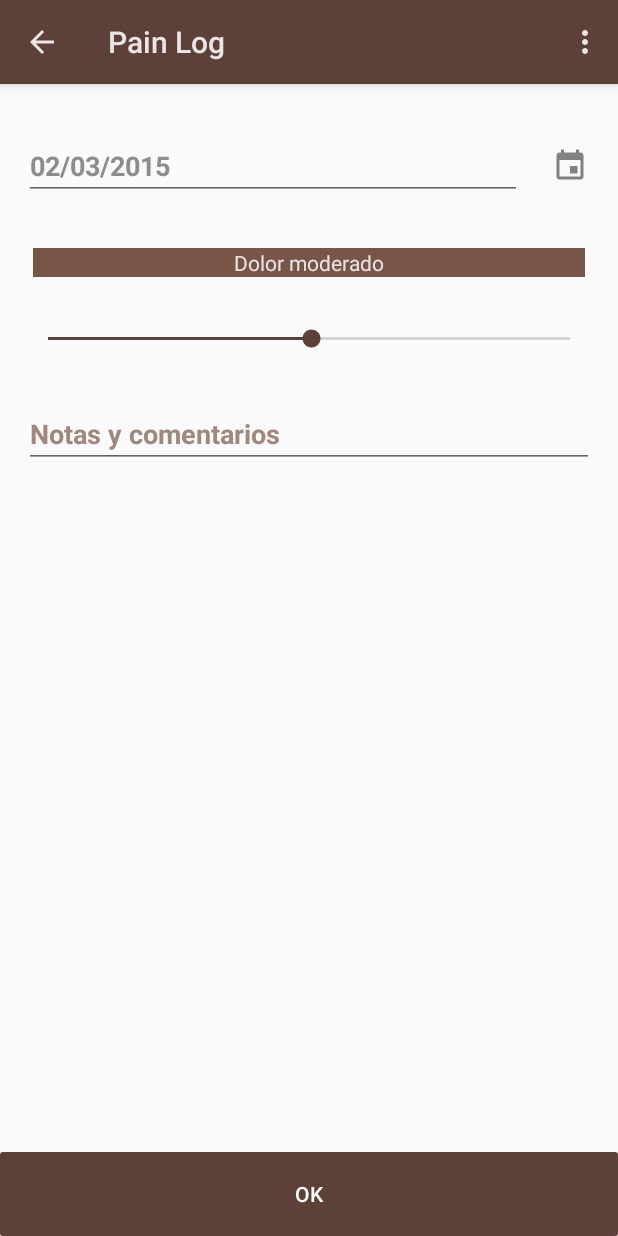
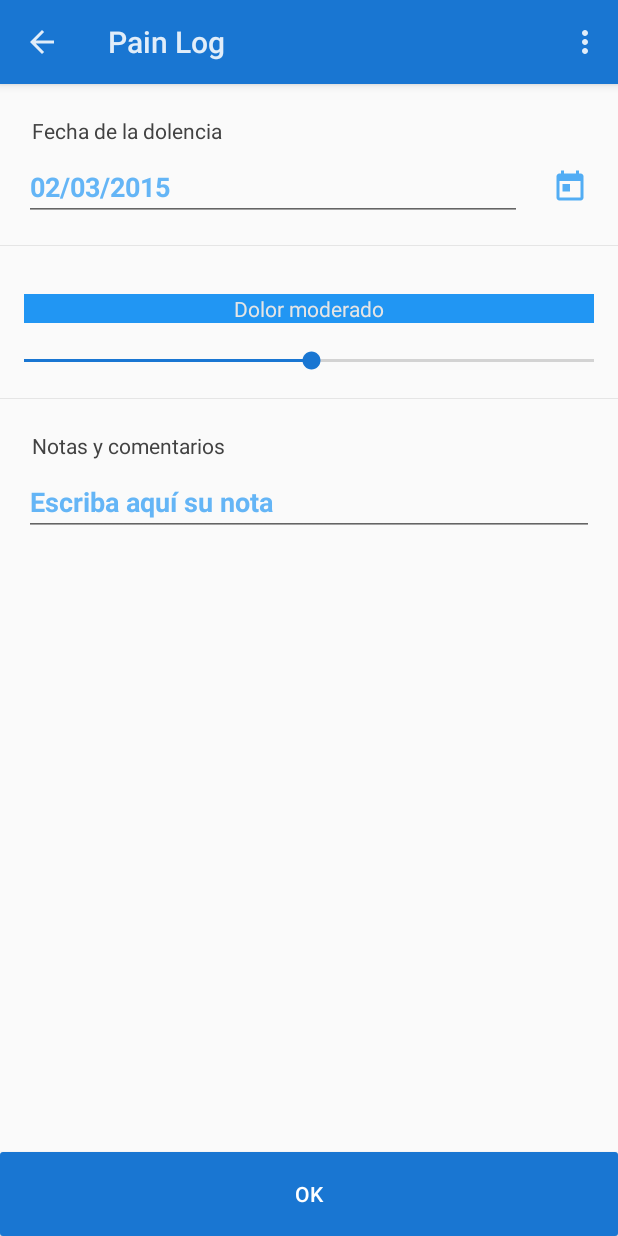
Before and after one commit to rulogarcillan/PainLog, an Android app: the DolActivity screen opened directly, with no data from a screen before it, on a phone screen of 412 x 824 dp. Run offline under Robolectric (Android 15) with nearby library versions, the phone set to English and light mode, and no system bars; libraries missing offline, so code that uses them is left out: com.readystatesoftware.sqliteasset; 5 statements that could not run were skipped.

Commit message:
Cambio de paleta. Opción editar y eliminar log

```diff
--- a/app/src/main/java/com/pain/log/painlog/negocio/DolActivity.java
+++ b/app/src/main/java/com/pain/log/painlog/negocio/DolActivity.java
@@ -29,7 +29,7 @@ import static com.pain.log.painlog.negocio.LogUtils.LOGI;
  */
 public class DolActivity extends BaseActivity {
 
-    private int clave;
+    private int clave, clave_i;
     private String servicio;
     private SeekBar seekBar;
     private Button btnNext;
@@ -37,6 +37,7 @@ public class DolActivity extends BaseActivity {
     private EditText textFecha, textNotas;
     private ActionBar actionBar;
     private LinearLayout viewLay;
+    private Logs item;
     // BBDD
     private MyDatabase myDB; //base de datos
     private Consultas consultas;
@@ -49,48 +50,6 @@ public class DolActivity extends BaseActivity {
         cargaDatos();
         myDB = new MyDatabase(this);
         consultas = new Consultas(this);
-
-        if (servicio.equals("INS")) {
-            actionBar.setTitle(R.string.addLog);
-        } else if (servicio.equals("UPD")) {
-            actionBar.setTitle(R.string.editarTittle);
-        }
-
-        btnNext.setOnClickListener(new View.OnClickListener() {
-            @Override
-            public void onClick(View v) {
-
-                if (isFechaValida(textFecha.getText().toString())){
-                    if (servicio.equals("INS")) {
-                        inserta();
-                    } else if (servicio.equals("UPD")) {
-                        actualiza();
-                    }
-                    finish();
-                }else
-                {
-                    Toast.makeText(DolActivity.this, R.string.errorfecha, Toast.LENGTH_SHORT).show();
-                }
-
-
-            }
-        });
-
-
-        textFecha.setOnClickListener(new View.OnClickListener() {
-            @Override
-            public void onClick(View v) {
-
-                Calendar c = Calendar.getInstance();
-                int mYear = c.get(Calendar.YEAR);
-                int mMonth = c.get(Calendar.MONTH);
-                int mDay = c.get(Calendar.DAY_OF_MONTH);
-                DatePickerDialog dialog = new DatePickerDialog(DolActivity.this,
-                        new mDateSetListener(), mYear, mMonth, mDay);
-                dialog.show();
-            }
-        });
-
 
         seekBar.setOnSeekBarChangeListener(new SeekBar.OnSeekBarChangeListener() {
                                                @Override
@@ -121,6 +80,50 @@ public class DolActivity extends BaseActivity {
                                            }
 
         );
+
+        btnNext.setOnClickListener(new View.OnClickListener() {
+            @Override
+            public void onClick(View v) {
+
+                if (isFechaValida(textFecha.getText().toString())) {
+                    if (servicio.equals("INS")) {
+                        inserta();
+                    } else if (servicio.equals("UPD")) {
+                        actualiza();
+                    }
+                    finish();
+                } else {
+                    Toast.makeText(DolActivity.this, R.string.errorfecha, Toast.LENGTH_SHORT).show();
+                }
+            }
+        });
+
+        textFecha.setOnClickListener(new View.OnClickListener() {
+            @Override
+            public void onClick(View v) {
+
+                Calendar c = Calendar.getInstance();
+                int mYear = c.get(Calendar.YEAR);
+                int mMonth = c.get(Calendar.MONTH);
+                int mDay = c.get(Calendar.DAY_OF_MONTH);
+                DatePickerDialog dialog = new DatePickerDialog(DolActivity.this,
+                        new mDateSetListener(), mYear, mMonth, mDay);
+                dialog.show();
+            }
+        });
+
+
+        //que hacemos
+        if (servicio.equals("INS")) {
+            actionBar.setTitle(R.string.addLog);
+        } else if (servicio.equals("UPD")) {
+            item = consultas.getOneLog(clave_i, clave);
+            actionBar.setTitle(R.string.editarTittle);
+
+            textFecha.setText(item.getFecha());
+            seekBar.setProgress(item.getIntensidad());
+            textNotas.setText(item.getNotas());
+        }
     }
 
 
@@ -145,8 +148,12 @@ public class DolActivity extends BaseActivity {
         viewLay = (LinearLayout) findViewById(R.id.viewLay);
 
         clave = extras.getInt("CLAVE");
+        clave_i = extras.getInt("CLAVE_I");
         LOGI("VALOR CLAVE", Integer.toString(clave));
+        LOGI("VALOR CLAVE_I", Integer.toString(clave_i));
+
         servicio = extras.getString("SERVICIO");
+        LOGI("VALOR SERVICIO", servicio);
 
 
         textFecha.setText(new StringBuilder()
@@ -172,15 +179,19 @@ public class DolActivity extends BaseActivity {
         }
     }
 
-    private void inserta(){
+    private void inserta() {
         Logs item;
         int claveLog = consultas.genKeyIdTablaReg();
         item = new Logs(claveLog, textFecha.getText().toString(), seekBar.getProgress(), textNotas.getText().toString(), clave);
         consultas.addRegistros(item);
-
     }
 
-    private void actualiza(){
+    private void actualiza() {
+
+        item.setFecha(textFecha.getText().toString());
+        item.setIntensidad(seekBar.getProgress());
+        item.setNotas(textNotas.getText().toString());
+        consultas.editlog(item);
 
     }
 
--- a/app/src/main/res/layout/dolencia.xml
+++ b/app/src/main/res/layout/dolencia.xml
@@ -17,8 +17,7 @@
             android:descendantFocusability="beforeDescendants"
             android:focusableInTouchMode="true"
             android:orientation="vertical"
-            android:paddingLeft="@dimen/activity_horizontal_margin"
-            android:paddingRight="@dimen/activity_horizontal_margin"
+
             android:paddingTop="@dimen/activity_horizontal_margin">
 
 
@@ -26,8 +25,24 @@
 
                 android:layout_width="match_parent"
                 android:layout_height="wrap_content"
+                android:paddingLeft="@dimen/activity_horizontal_margin"
+                android:paddingRight="@dimen/activity_horizontal_margin"
                 android:paddingBottom="@dimen/activity_horizontal_margin"
-                android:paddingTop="@dimen/activity_horizontal_margin">
+                >
+
+                <LinearLayout
+                    android:layout_width="match_parent"
+                    android:layout_height="wrap_content"
+                    android:orientation="vertical">
+
+                    <TextView
+                        android:id="@+id/text"
+                        android:layout_width="wrap_content"
+                        android:layout_height="wrap_content"
+                        android:padding="5dp"
+                        android:text="@string/fechadol"
+                        android:textAppearance="?android:attr/textAppearanceSmall"
+                        android:textColor="@color/cardview_dark_background" />
 
                     <LinearLayout
                         android:layout_width="match_parent"
@@ -46,7 +61,7 @@
                             android:focusableInTouchMode="false"
                             android:hint="21/09/2013"
                             android:inputType="date"
-                        android:textColor="@color/card_text"
+                            android:textColor="@color/color_d"
                             android:textColorHint="@color/color_d"
                             android:textStyle="bold" />
 
@@ -62,24 +77,51 @@
 
 
                     </LinearLayout>
+                </LinearLayout>
 
             </FrameLayout>
 
             <FrameLayout
 
                 android:layout_width="match_parent"
+                android:layout_height="wrap_content">
+
+
+                <View
+                    android:layout_width="match_parent"
+                    android:layout_height="0.5dp"
+                    android:background="@color/card_separator">
+
+                </View>
+            </FrameLayout>
+
+
+            <FrameLayout
+
+                android:layout_width="match_parent"
                 android:layout_height="wrap_content"
-                android:paddingBottom="@dimen/activity_horizontal_margin"
-                android:paddingTop="@dimen/activity_horizontal_margin">
+
+                android:paddingTop="@dimen/activity_horizontal_margin"
+                android:paddingBottom="@dimen/activity_horizontal_margin">
+
 
                 <LinearLayout
                     android:layout_width="match_parent"
                     android:layout_height="wrap_content"
+
+                    android:paddingTop="@dimen/activity_horizontal_margin"
+                    android:orientation="vertical">
+
+                    <LinearLayout
+                        android:id="@+id/viewLay"
+                        android:layout_width="match_parent"
+                        android:layout_height="wrap_content"
+
+                        android:layout_alignParentTop="true"
                         android:layout_alignRight="@+id/textLuna"
-                    android:layout_alignParentTop="true"
-                    android:id="@+id/viewLay"
-                    android:layout_marginLeft="@dimen/activity_botton_less"
-                    android:layout_marginRight="@dimen/activity_botton_less"
+                        android:layout_marginLeft="@dimen/activity_horizontal_margin"
+                        android:layout_marginRight="@dimen/activity_horizontal_margin"
+
                         android:background="@color/color_f"
                         android:orientation="vertical">
 
@@ -93,34 +135,54 @@
                             android:textColor="@color/card_separator" />
 
                     </LinearLayout>
+
+
+                    <SeekBar
+                        android:id="@+id/seekBar"
+                        android:paddingTop="@dimen/activity_horizontal_margin"
+                        android:layout_width="match_parent"
+                        android:layout_height="wrap_content"
+                        android:indeterminate="false"
+                        android:max="99"
+                        android:progress="50" />
+
+                </LinearLayout>
             </FrameLayout>
 
             <FrameLayout
 
                 android:layout_width="match_parent"
+                android:layout_height="wrap_content">
+
+
+                <View
+                    android:layout_width="match_parent"
+                    android:layout_height="0.5dp"
+                    android:background="@color/card_separator">
+
+                </View>
+            </FrameLayout>
+            <FrameLayout
+                android:paddingLeft="@dimen/activity_horizontal_margin"
+                android:paddingRight="@dimen/activity_horizontal_margin"
+                android:layout_width="match_parent"
                 android:layout_height="wrap_content"
                 android:paddingBottom="@dimen/activity_horizontal_margin"
                 android:paddingTop="@dimen/activity_horizontal_margin">
 
-                <SeekBar
-                    android:id="@+id/seekBar"
-
+                <LinearLayout
                     android:layout_width="match_parent"
                     android:layout_height="wrap_content"
-                    android:max="99"
-                    android:progress="50"
-                    android:indeterminate="false" />
+                    android:orientation="vertical">
 
-
-            </FrameLayout>
-
-
-            <FrameLayout
-
-                android:layout_width="match_parent"
+                    <TextView
+                        android:id="@+id/text2"
+                        android:layout_width="wrap_content"
                         android:layout_height="wrap_content"
-                android:paddingBottom="@dimen/activity_horizontal_margin"
-                android:paddingTop="@dimen/activity_horizontal_margin">
+                        android:padding="5dp"
+                        android:text="@string/notascom"
+                        android:textAppearance="?android:attr/textAppearanceSmall"
+                        android:textColor="@color/cardview_dark_background" />
 
                     <EditText
                         android:id="@+id/textNotas"
@@ -131,9 +193,11 @@
 
                         android:hint="@string/notas"
                         android:inputType="textMultiLine"
-                    android:textColor="@color/card_text"
+                        android:textColor="@color/color_d"
                         android:textColorHint="@color/color_d"
                         android:textStyle="bold" />
+
+                </LinearLayout>
             </FrameLayout>
 
         </LinearLayout>
--- a/app/src/main/res/values/colors.xml
+++ b/app/src/main/res/values/colors.xml
@@ -21,17 +21,17 @@
     <color name="fulltrans">#00000000</color>
 
 
-    <color name="color_a">#EFEBE9</color>
-    <color name="color_b">#D7CCC8</color>
-    <color name="color_c">#BCAAA4</color>
-    <color name="color_d">#A1887F</color>
-    <color name="color_e">#8D6E63</color>
-    <color name="color_f">#795548</color>
-    <color name="color_g">#6D4C41</color>
-    <color name="color_h">#5D4037</color>
-    <color name="color_i">#4E342E</color>
-    <color name="color_j">#3E2723</color>
-    <color name="color_k">#000000</color>
+    <color name="color_a">#E3F2FD</color>
+    <color name="color_b">#BBDEFB</color>
+    <color name="color_c">#90CAF9</color>
+    <color name="color_d">#64B5F6</color>
+    <color name="color_e">#42A5F5</color>
+    <color name="color_f">#2196F3</color>
+    <color name="color_g">#1E88E5</color>
+    <color name="color_h">#1976D2</color>
+    <color name="color_i">#1565C0</color>
+    <color name="color_j">#0D47A1</color>
+    <color name="color_k">#2962FF</color>
 
 
 </resources>
--- a/app/src/main/res/values/strings.xml
+++ b/app/src/main/res/values/strings.xml
@@ -14,12 +14,14 @@
     <string name="title_activity_log">LogActivity</string>
 
     <string name="nombre">Nombre diario</string>
-    <string name="notas">Notas y comentarios</string>
+    <string name="notas">Escriba aquí su nota</string>
 
     <string name="dolor1">Dolor moderado</string>
     <string name="dolor2">Dolor Medio</string>
     <string name="dolor3">Dolor Agudo</string>
     <string name="sinnotas">Sin notas</string>
+    <string name="fechadol">Fecha de la dolencia</string>
+    <string name="notascom">Notas y comentarios</string>
 
     <string name="luna0">Luna nueva</string>
     <string name="luna1">Creciente</string>
```
Also changed, not shown: app/src/main/java/com/pain/log/painlog/BD/Consultas.java (+65 -3 lines), app/src/main/java/com/pain/log/painlog/negocio/AdapterLogs.java (+56 -3 lines), app/src/main/java/com/pain/log/painlog/negocio/LogActivity.java (+2 -17 lines), app/src/main/res/drawable-hdpi/ic_date.png, app/src/main/res/drawable-hdpi/ic_launcher.png, app/src/main/res/drawable-mdpi/ic_date.png, app/src/main/res/drawable-mdpi/ic_launcher.png, app/src/main/res/drawable-xhdpi/ic_date.png, app/src/main/res/drawable-xhdpi/ic_launcher.png, app/src/main/res/drawable-xxhdpi/ic_date.png, app/src/main/res/drawable-xxhdpi/ic_launcher.png, app/src/main/web_hi_res_512.png (added), 2 other files. Lines whose indentation alone changed are shown as unchanged.
